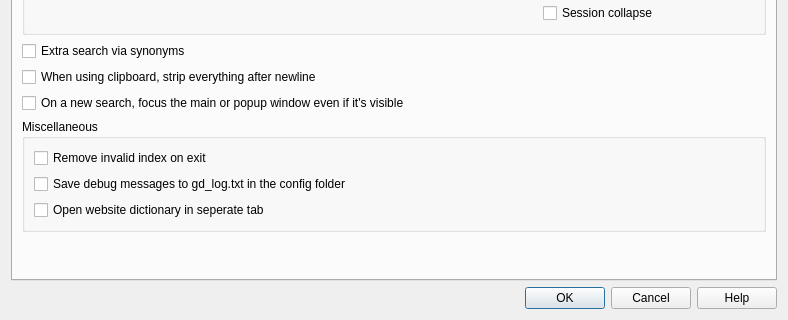
The window that src/ui/preferences.ui (xiaoyifang/goldendict-ng) describes before a commit, drawn with Qt 5; both pictures show x 0 to 788 and y 252 to 572 of the 788 by 572 pixel window.
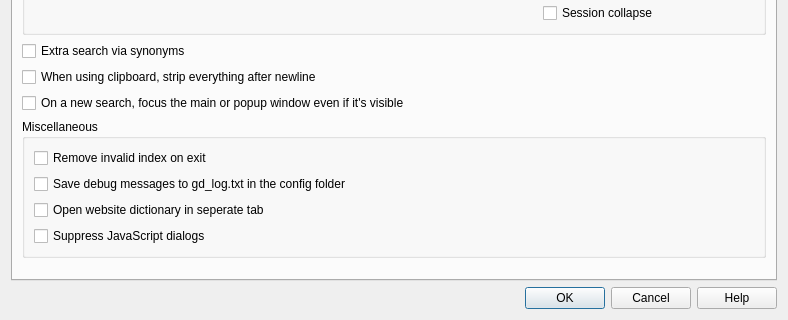
The same window after the commit. The open tabs and pages were chosen to show the change. Icons and pictures are not drawn.

Commit message: opt: website javascript dialogs options (#2606)

The edit to the form file:
```diff
--- a/src/ui/preferences.ui
+++ b/src/ui/preferences.ui
@@ -1952,6 +1952,16 @@
             </property>
            </widget>
           </item>
+          <item>
+           <widget class="QCheckBox" name="suppressWebDialogs">
+            <property name="toolTip">
+             <string>Suppress JavaScript alerts, confirms, and prompts in the article view.</string>
+            </property>
+            <property name="text">
+             <string>Suppress JavaScript dialogs</string>
+            </property>
+           </widget>
+          </item>
          </layout>
         </widget>
        </item>
```
The commit also changes 8 other files.
